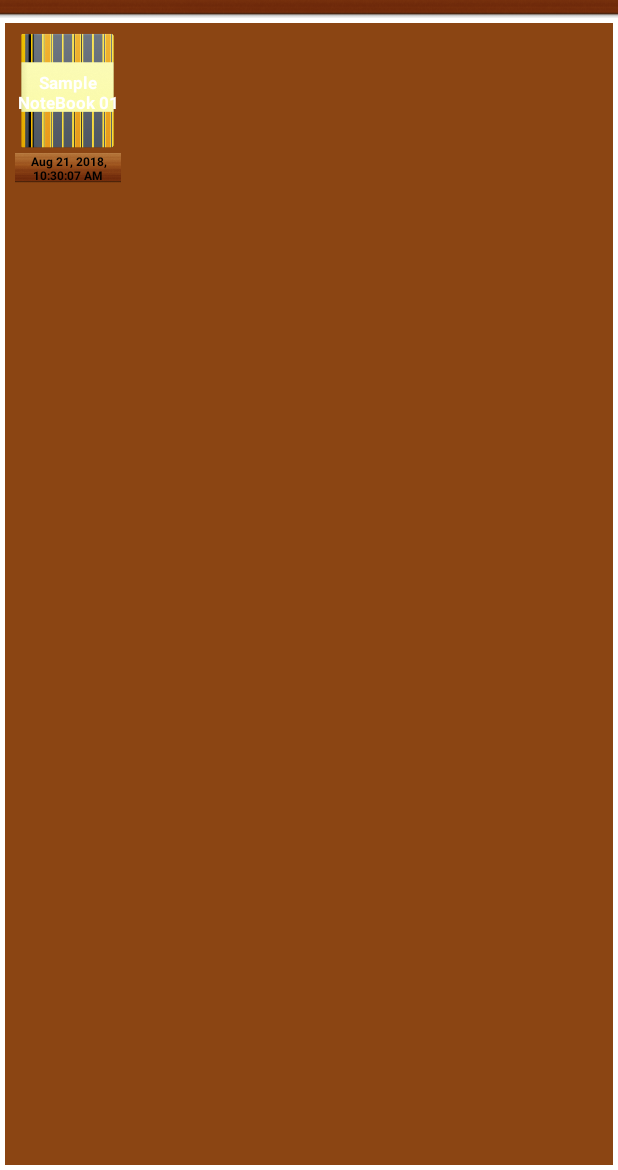
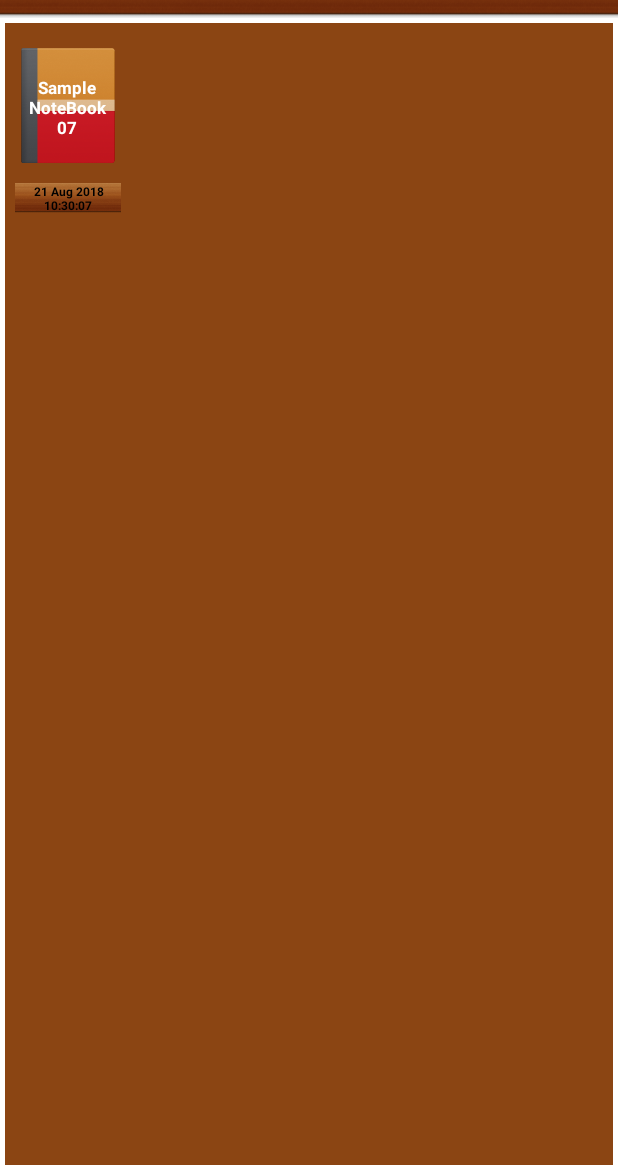
Before and after one commit to YuvaDon/FluidApp, an Android app: the screen it shows after launch (MainActivity), after a tap on "add", on a phone screen of 412 x 824 dp, the part 66-1236 px from its top. Run offline under Robolectric (Android 15) with nearby library versions, the phone set to English and light mode, and no system bars.

Commit message:
Handling Orientation changes, random image pick, Tablet design.

```diff
--- a/app/build.gradle
+++ b/app/build.gradle
@@ -33,4 +33,6 @@ dependencies {
 
 // RxAndroid
     implementation 'io.reactivex.rxjava2:rxandroid:2.0.2'
+//viewmodel
+    implementation "android.arch.lifecycle:extensions:1.1.1"
 }
--- a/app/src/main/AndroidManifest.xml
+++ b/app/src/main/AndroidManifest.xml
@@ -9,7 +9,8 @@
         android:roundIcon="@mipmap/ic_launcher_round"
         android:supportsRtl="true"
         android:theme="@style/AppTheme">
-        <activity android:name=".MainActivity">
+        <activity android:name=".MainActivity"
+            android:configChanges="orientation|screenSize|keyboardHidden">
             <intent-filter>
                 <action android:name="android.intent.action.MAIN" />
 
--- a/app/src/main/java/yuva_dondapati/demos/android/fluidbookshelf/MainActivity.java
+++ b/app/src/main/java/yuva_dondapati/demos/android/fluidbookshelf/MainActivity.java
@@ -1,14 +1,19 @@
 package yuva_dondapati.demos.android.fluidbookshelf;
 
+import android.content.res.Configuration;
+import android.os.Parcelable;
 import android.support.v7.app.AppCompatActivity;
 import android.os.Bundle;
 import android.support.v7.widget.Toolbar;
+import android.util.Log;
 import android.view.Menu;
 import android.view.MenuInflater;
 import android.view.MenuItem;
 import android.widget.GridView;
 import android.widget.TextView;
 import java.util.ArrayList;
+import java.util.Random;
+
 import yuva_dondapati.demos.android.fluidbookshelf.adapter.ImageAdapter;
 import yuva_dondapati.demos.android.fluidbookshelf.model.ImageModel;
 
@@ -17,7 +22,10 @@ public class MainActivity extends AppCompatActivity {
     TextView tv;
     GridView gridView;
     int counter =0;
-    ArrayList<ImageModel> imageListModel, imageListModel2;
+    private static final String LIST_STATE = "listState";
+    private Parcelable mListState = null;
+    ArrayList<ImageModel> imageListModel;
+    ArrayList<ImageModel> imageListModel2;
     //images list
     public Integer[] mThumbIds = {R.drawable.pic1, R.drawable.pic2, R.drawable.pic3,
             R.drawable.pic4, R.drawable.pic5,
@@ -25,8 +33,8 @@ public class MainActivity extends AppCompatActivity {
             R.drawable.pic8, R.drawable.pic9, R.drawable.pic10
     };
     //titles list
-    public String[] titles = {"Sample NoteBook 01", "Sample NoteBook 02","Sample NoteBook 03","Sample NoteBook 04","Sample NoteBook 05"
-            ,"Sample NoteBook 06","Sample NoteBook 07","Sample NoteBook 08","Sample NoteBook 09", "Sample NoteBook 10"
+    public String[] titles = {"Sample\nNoteBook 01", "Sample\nNoteBook 02","Sample\nNoteBook 03","Sample\nNoteBook 04","Sample\nNoteBook 05"
+            ,"Sample\nNoteBook 06","Sample\nNoteBook 07","Sample\nNoteBook 08","Sample\nNoteBook 09", "Sample\nNoteBook 10"
     };
     ImageAdapter adapter;
     @Override
@@ -40,14 +48,17 @@ public class MainActivity extends AppCompatActivity {
     protected void onCreate(Bundle savedInstanceState) {
         super.onCreate(savedInstanceState);
         setContentView(R.layout.activity_main);
-         tv = findViewById(R.id.toolbar_title);
-         setUpImages();
+        tv = findViewById(R.id.toolbar_title);
+        if (savedInstanceState != null) {
+           imageListModel2 = (ArrayList<ImageModel>) savedInstanceState.getSerializable("key1");
+        }
+            setUpImages();
          setUpToolBar();
          setUpGridView();
     }
 
     private void setUpImages() {
-        imageListModel = new ArrayList();
+        imageListModel = new ArrayList<>();
        for(int i=0; i<10;i++){
            imageListModel.add(new ImageModel(titles[i], mThumbIds[i]));
         }
@@ -58,6 +69,11 @@ public class MainActivity extends AppCompatActivity {
         imageListModel2 = new ArrayList<>();
         adapter = new ImageAdapter(this, imageListModel2);
         gridView.setAdapter(adapter);
+    }
+
+    @Override
+    public Object onRetainCustomNonConfigurationInstance() {
+        return imageListModel2;
     }
 
     private void setUpToolBar() {
@@ -73,7 +89,8 @@ public class MainActivity extends AppCompatActivity {
               if(counter ==10 ){
                   counter =0;
               }
-                imageListModel2.add(imageListModel.get(counter));
+
+                imageListModel2.add(imageListModel.get(new Random().nextInt(mThumbIds.length)));
                 adapter.notifyDataSetChanged();
                 counter++;
                 return true;
@@ -81,4 +98,10 @@ public class MainActivity extends AppCompatActivity {
                     return super.onOptionsItemSelected(item);
         }
     }
+
+    @Override
+    protected void onSaveInstanceState(Bundle outState) {
+        super.onSaveInstanceState(outState);
+        outState.putSerializable("key1", imageListModel2);
+    }
 }
--- a/app/src/main/java/yuva_dondapati/demos/android/fluidbookshelf/adapter/ImageAdapter.java
+++ b/app/src/main/java/yuva_dondapati/demos/android/fluidbookshelf/adapter/ImageAdapter.java
@@ -7,6 +7,8 @@ import android.view.ViewGroup;
 import android.widget.ArrayAdapter;
 import android.widget.ImageView;
 import android.widget.TextView;
+
+import java.text.SimpleDateFormat;
 import java.util.Calendar;
 import java.util.Date;
 import java.util.List;
@@ -57,12 +59,13 @@ public class ImageAdapter extends ArrayAdapter<ImageModel>{
         } else {
             holder = (ViewHolder) imageView.getTag();
         }
+        SimpleDateFormat dateFormat = new SimpleDateFormat("dd MMM yyyy hh:mm:ss");
         Date cal = Calendar.getInstance().getTime();
         ImageModel item = imageList.get(position);
         holder.imageTitle.setText(item.getTitle());
         holder.image.setImageResource(item.getImageUrl());
         holder.date.setVisibility(View.VISIBLE);
-        holder.date.setText(cal.toLocaleString().toString());
+        holder.date.setText(dateFormat.format(cal));
         return imageView;
     }
 
--- a/app/src/main/res/layout/grid_item.xml
+++ b/app/src/main/res/layout/grid_item.xml
@@ -1,17 +1,20 @@
 <?xml version="1.0" encoding="utf-8"?>
 <RelativeLayout xmlns:android="http://schemas.android.com/apk/res/android"
     android:layout_width="match_parent"
-    android:layout_height="130dp">
+    android:layout_height="match_parent">
 
 <RelativeLayout
     android:layout_width="wrap_content"
-    android:layout_height="wrap_content"
-    android:id="@+id/rel1">
+    android:layout_height="100dp"
+    android:id="@+id/rel1"
+    >
 
     <ImageView
         android:id="@+id/grid_item_image"
-        android:layout_width="70dp"
-        android:layout_height="80dp"
+        android:layout_width="wrap_content"
+        android:layout_height="wrap_content"
+        android:layout_alignParentStart="true"
+        android:layout_alignParentLeft="true"
         android:layout_alignParentTop="true"
         android:src="@drawable/pic1"
         android:textSize="15sp" />
@@ -21,24 +24,26 @@
         android:layout_height="wrap_content"
         android:text="TextView  hshdsjhs dsfsds"
         android:textSize="11sp"
+        android:layout_marginLeft="10dp"
         android:textColor="@color/white"
         android:textStyle="bold"
         android:textAlignment="center"
         android:layout_centerInParent="true"
         />
+
 </RelativeLayout>
-   <TextView
+    <TextView
         android:id="@+id/grid_item_date"
         android:layout_width="wrap_content"
         android:layout_height="20dp"
-        android:text="TextView"
+        android:text="TextView dsdfsfsg"
         android:textSize="8sp"
         android:textColor="@color/black"
         android:textStyle="bold"
+        android:background="@drawable/nav_wooddark"
         android:layout_below="@+id/rel1"
         android:gravity="center"
         android:textAlignment="center"
-       android:background="@drawable/nav_wooddark"
         android:visibility="gone"
         />
 
```
